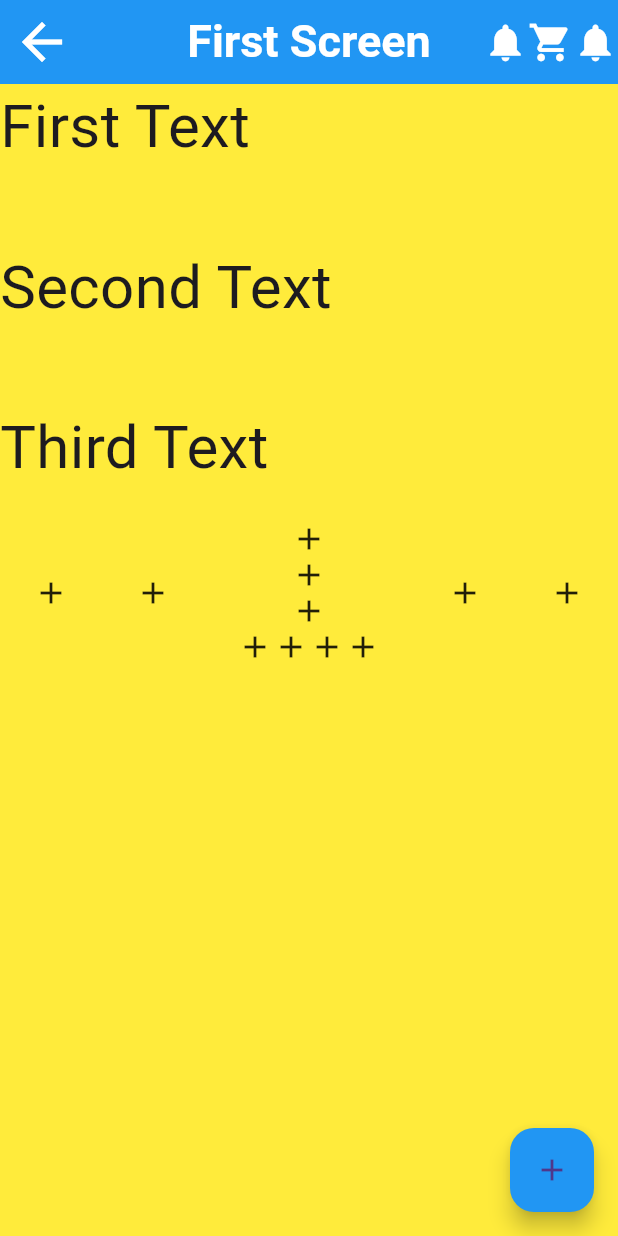
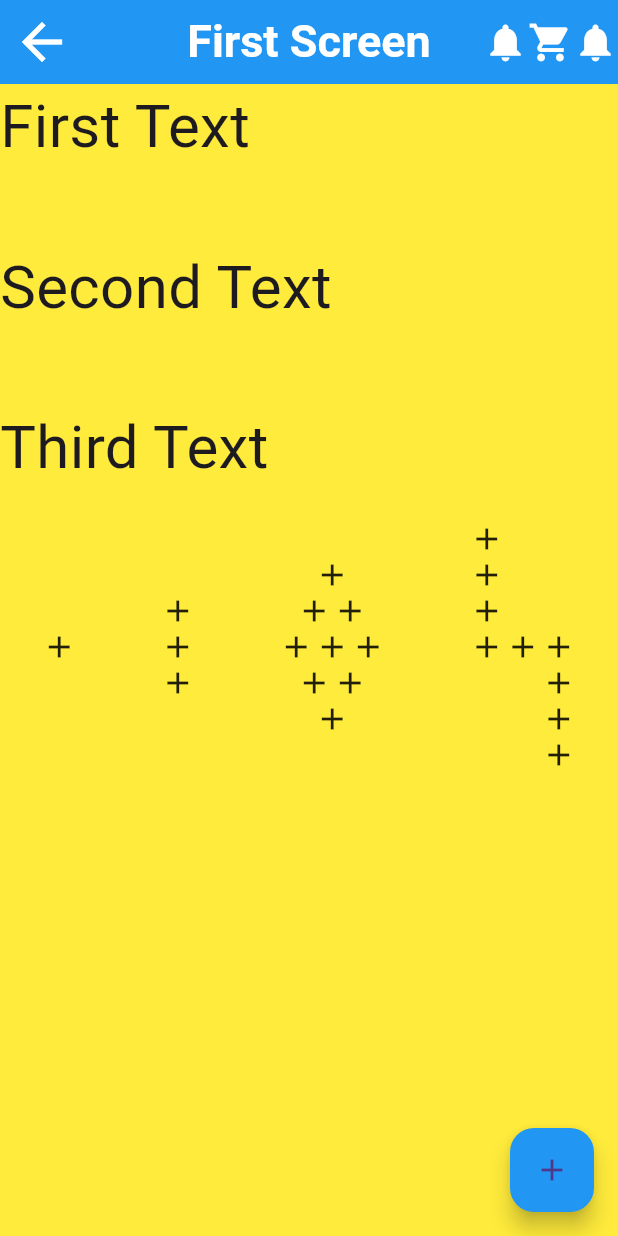
Before and after one commit to MuhammadAliKust/Haseeb-Project, a Flutter app: the screen it shows after launch, on a phone screen of 412 x 824 dp. Run offline on Flutter 3.47's test engine with Material 3 defaults, Android fonts, the phone set to English and light mode, and no system bars.

Commit message:
Task Done

```diff
--- a/lib/main.dart
+++ b/lib/main.dart
@@ -40,29 +40,51 @@ class MyApp extends StatelessWidget {
             SizedBox(height: 50),
             Text("Third Text", style: TextStyle(fontSize: 40)),
             SizedBox(height: 20),
-
             Row(
               mainAxisAlignment: MainAxisAlignment.spaceAround,
               children: [
                 Icon(Icons.add),
-                Icon(Icons.add),
                 Column(
+                  children: [Icon(Icons.add), Icon(Icons.add), Icon(Icons.add)],
+                ),
+                Column(
+                  children: [
+                    Icon(Icons.add),
+                    Row(children: [Icon(Icons.add), Icon(Icons.add)]),
+                    Row(
+                      children: [
+                        Icon(Icons.add),
+                        Icon(Icons.add),
+                        Icon(Icons.add),
+                      ],
+                    ),
+                    Row(children: [Icon(Icons.add), Icon(Icons.add)]),
+                    Icon(Icons.add),
+                  ],
+                ),
+                Column(
+                  crossAxisAlignment: CrossAxisAlignment.start,
                   children: [
                     Icon(Icons.add),
                     Icon(Icons.add),
                     Icon(Icons.add),
                     Row(
+                      crossAxisAlignment: CrossAxisAlignment.start,
                       children: [
                         Icon(Icons.add),
                         Icon(Icons.add),
-                        Icon(Icons.add),
-                        Icon(Icons.add),
+                        Column(
+                          children: [
+                            Icon(Icons.add),
+                            Icon(Icons.add),
+                            Icon(Icons.add),
+                            Icon(Icons.add),
+                          ],
+                        ),
                       ],
                     ),
                   ],
                 ),
-                Icon(Icons.add),
-                Icon(Icons.add),
               ],
             ),
           ],
```
